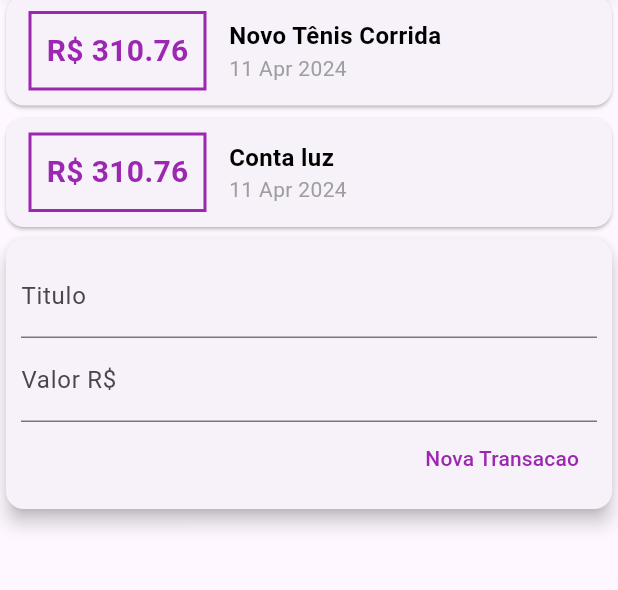
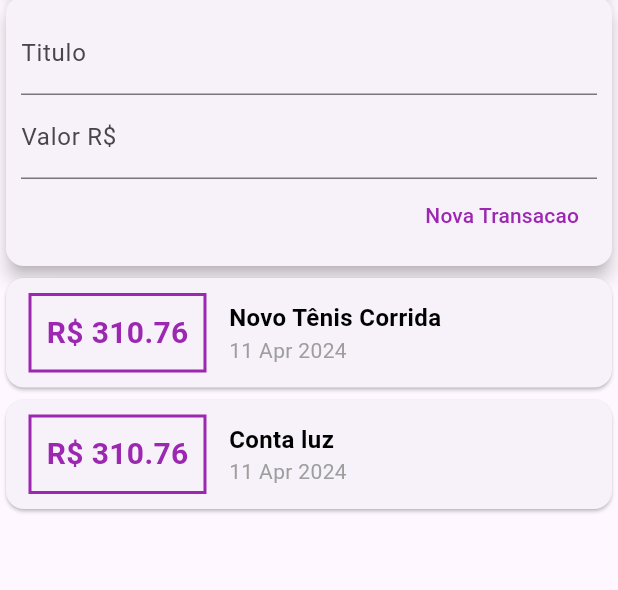
Before and after one commit to adevalter/expenses, a Flutter app: the screen it shows after launch, on a phone screen of 412 x 824 dp, the part 136-726 px from its top. Run offline on Flutter 3.47's test engine with Material 3 defaults, Android fonts, the phone set to English and light mode, and no system bars.

Commit message:
implementado listview

```diff
--- a/lib/components/transaction_list.dart
+++ b/lib/components/transaction_list.dart
@@ -9,9 +9,12 @@ class TransactionList extends StatelessWidget {
 
   @override
   Widget build(BuildContext context) {
-    return Column(
-      children: <Widget>[
-        ...transactions.map((tr) {
+    return Container(
+      height: 450,
+      child: ListView.builder(
+        itemCount: transactions.length,
+        itemBuilder: (ctx, index) {
+          final tr = transactions[index];
           return Card(
             child: Row(
               children: <Widget>[
@@ -50,8 +53,8 @@ class TransactionList extends StatelessWidget {
               ],
             ),
           );
-        })
-      ],
+        },
+      ),
     );
   }
 }
--- a/lib/components/transaction_user.dart
+++ b/lib/components/transaction_user.dart
@@ -40,8 +40,8 @@ class _TransactionUserState extends State<TransactionUser> {
   Widget build(BuildContext context) {
     return Column(
       children: [
+        TransactionForm(_addTransaction),
         TransactionList(_transactions),
-        TransactionForm(_addTransaction)
       ],
     );
   }
--- a/lib/main.dart
+++ b/lib/main.dart
@@ -21,7 +21,8 @@ class MyHomePage extends StatelessWidget {
   Widget build(BuildContext context) {
     return Scaffold(
       appBar: AppBar(title: const Text('Despesas Pessoais')),
-      body: Column(
+      body: SingleChildScrollView(
+        child: Column(
           crossAxisAlignment: CrossAxisAlignment.stretch,
           children: <Widget>[
             Container(
@@ -35,6 +36,7 @@ class MyHomePage extends StatelessWidget {
             TransactionUser(),
           ],
         ),
+      ),
     );
   }
 }
```
Lines whose indentation alone changed are shown as unchanged.
